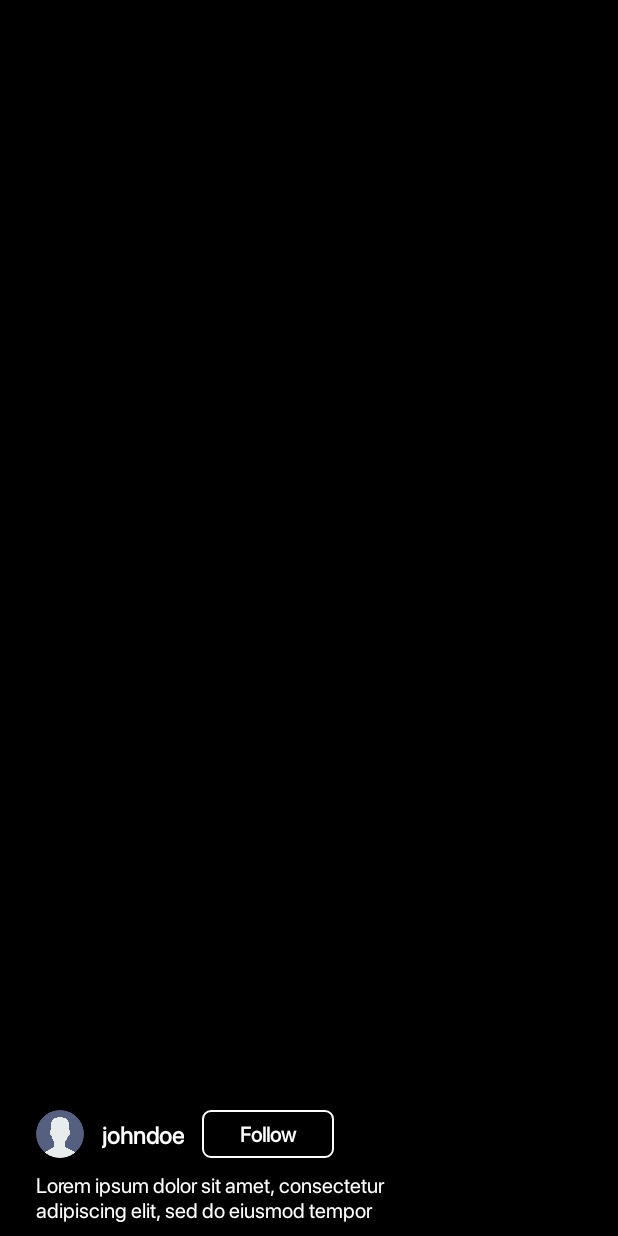
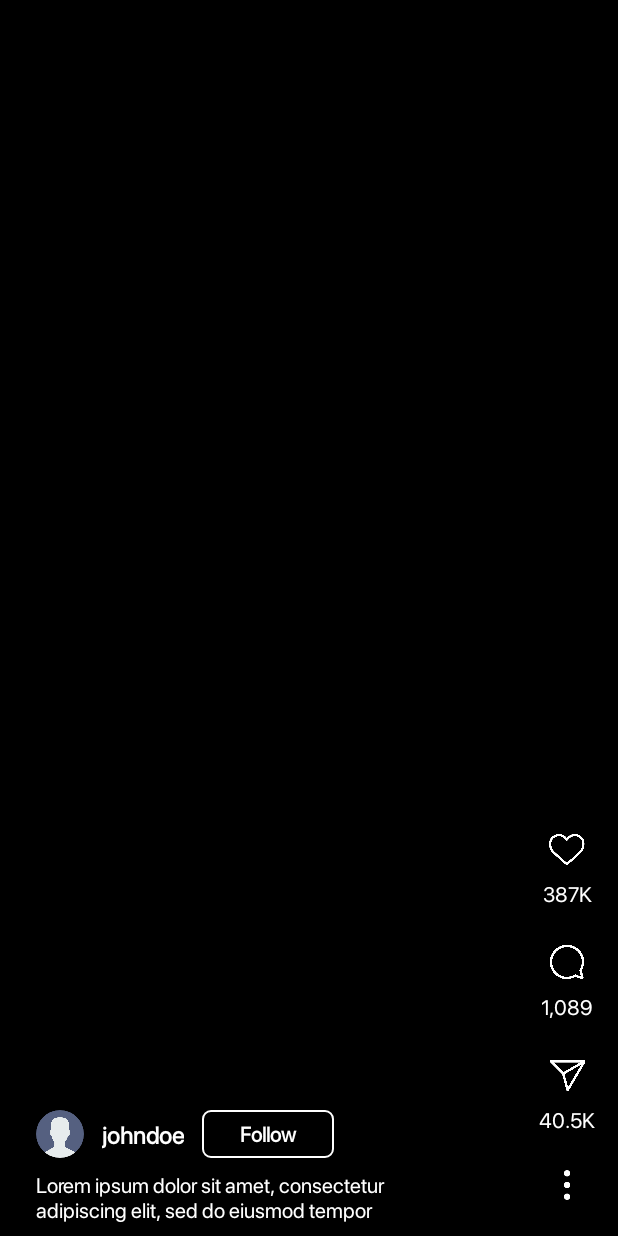
Before and after one commit to subhajit-rajak/instagram-clone, an Android app: the layout reel_dg.xml on its own in the app's theme, with its tools: preview values and no code run, on a phone screen of 412 x 824 dp. Run offline under Robolectric (Android 15) with nearby library versions, the phone set to English and light mode, and no system bars; Roboto replaces fonts that are not available here.

Commit message:
Added likes, comments, share button to reel ui

```diff
--- a/app/src/main/res/layout/post_item_home.xml
+++ b/app/src/main/res/layout/post_item_home.xml
@@ -40,6 +40,17 @@
                 app:layout_constraintBottom_toBottomOf="@+id/profile_image"
                 app:layout_constraintStart_toEndOf="@+id/profile_image"
                 app:layout_constraintTop_toTopOf="@id/profile_image" />
+
+            <ImageView
+                android:id="@+id/more_settings"
+                android:layout_width="16dp"
+                android:layout_height="16dp"
+                android:layout_marginEnd="16dp"
+                android:src="@drawable/more_settings"
+                app:layout_constraintBottom_toBottomOf="parent"
+                app:layout_constraintEnd_toEndOf="parent"
+                app:layout_constraintTop_toTopOf="parent"
+                app:tint="@color/black" />
 
         </androidx.constraintlayout.widget.ConstraintLayout>
 
--- a/app/src/main/res/layout/reel_dg.xml
+++ b/app/src/main/res/layout/reel_dg.xml
@@ -83,8 +83,8 @@
 
     <ImageView
         android:id="@+id/muteButton"
-        android:layout_width="80dp"
-        android:layout_height="80dp"
+        android:layout_width="32dp"
+        android:layout_height="32dp"
         android:src="@drawable/volume_up"
         android:visibility="gone"
         app:layout_constraintBottom_toBottomOf="parent"
@@ -92,4 +92,81 @@
         app:layout_constraintStart_toStartOf="parent"
         app:layout_constraintTop_toTopOf="parent" />
 
+    <ImageView
+        android:id="@+id/more_settings"
+        android:layout_width="20dp"
+        android:layout_height="20dp"
+        android:layout_marginEnd="24dp"
+        android:layout_marginBottom="24dp"
+        android:src="@drawable/more_settings"
+        app:layout_constraintBottom_toBottomOf="parent"
+        app:layout_constraintEnd_toEndOf="parent"
+        app:tint="#FFFFFF" />
+
+    <TextView
+        android:id="@+id/shares"
+        android:layout_width="wrap_content"
+        android:layout_height="wrap_content"
+        android:layout_marginBottom="24dp"
+        android:text="40.5K"
+        android:textColor="#FFFFFF"
+        app:layout_constraintBottom_toTopOf="@id/more_settings"
+        app:layout_constraintEnd_toEndOf="@+id/more_settings"
+        app:layout_constraintStart_toStartOf="@+id/more_settings" />
+
+    <ImageView
+        android:id="@+id/share_image"
+        android:layout_width="24dp"
+        android:layout_height="24dp"
+        android:layout_marginBottom="8dp"
+        android:src="@drawable/send"
+        app:layout_constraintBottom_toTopOf="@id/shares"
+        app:layout_constraintEnd_toEndOf="@+id/more_settings"
+        app:layout_constraintStart_toStartOf="@+id/more_settings"
+        app:tint="#FFFFFF" />
+
+    <TextView
+        android:id="@+id/comments"
+        android:layout_width="wrap_content"
+        android:layout_height="wrap_content"
+        android:layout_marginBottom="24dp"
+        android:text="1,089"
+        android:textColor="#FFFFFF"
+        app:layout_constraintBottom_toTopOf="@id/share_image"
+        app:layout_constraintEnd_toEndOf="@+id/more_settings"
+        app:layout_constraintStart_toStartOf="@+id/more_settings" />
+
+    <ImageView
+        android:id="@+id/comment_image"
+        android:layout_width="24dp"
+        android:layout_height="24dp"
+        android:layout_marginBottom="8dp"
+        android:src="@drawable/chat"
+        app:layout_constraintBottom_toTopOf="@id/comments"
+        app:layout_constraintEnd_toEndOf="@+id/more_settings"
+        app:layout_constraintStart_toStartOf="@+id/more_settings"
+        app:tint="#FFFFFF" />
+
+    <TextView
+        android:id="@+id/likes"
+        android:layout_width="wrap_content"
+        android:layout_height="wrap_content"
+        android:layout_marginBottom="24dp"
+        android:text="387K"
+        android:textColor="#FFFFFF"
+        app:layout_constraintBottom_toTopOf="@id/comment_image"
+        app:layout_constraintEnd_toEndOf="@+id/more_settings"
+        app:layout_constraintStart_toStartOf="@+id/more_settings" />
+
+    <ImageView
+        android:id="@+id/like_image"
+        android:layout_width="24dp"
+        android:layout_height="24dp"
+        android:layout_marginBottom="8dp"
+        android:src="@drawable/heart"
+        app:layout_constraintBottom_toTopOf="@id/likes"
+        app:layout_constraintEnd_toEndOf="@+id/more_settings"
+        app:layout_constraintStart_toStartOf="@+id/more_settings"
+        app:tint="#FFFFFF" />
+
 </androidx.constraintlayout.widget.ConstraintLayout>
```
Also changed, not shown: app/src/main/res/drawable/more_settings.png (added), 1 other file.
